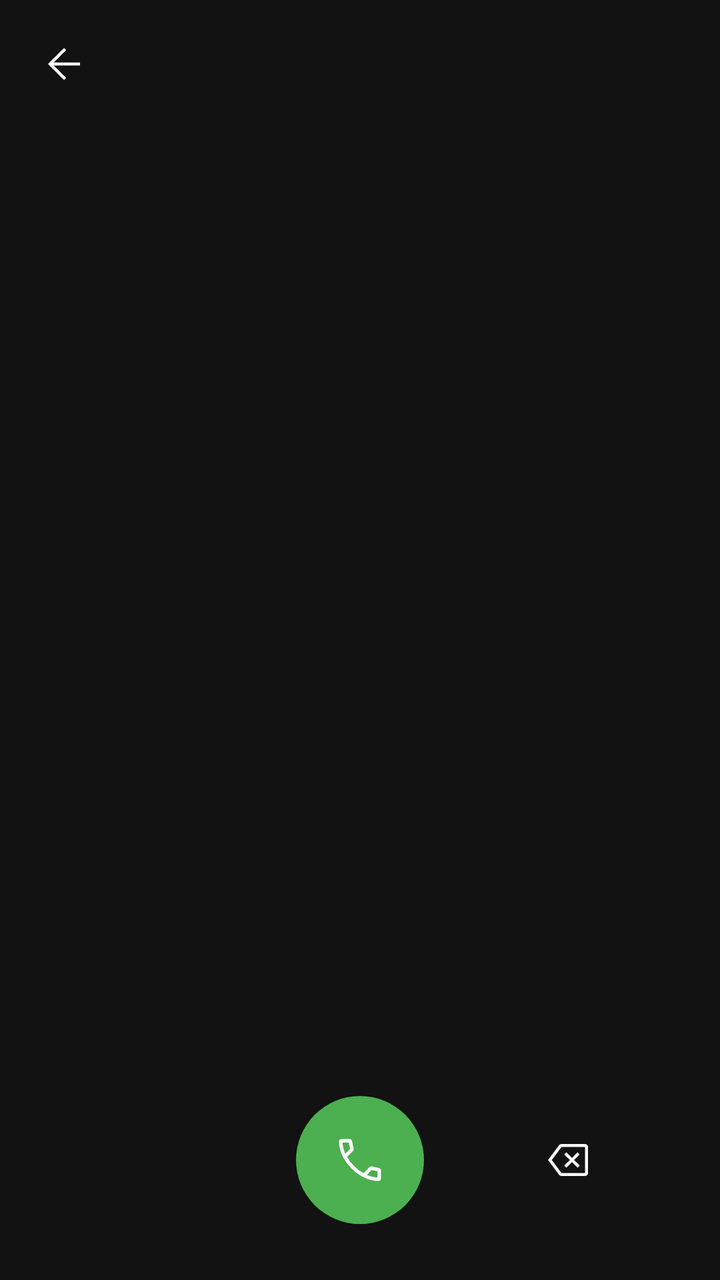
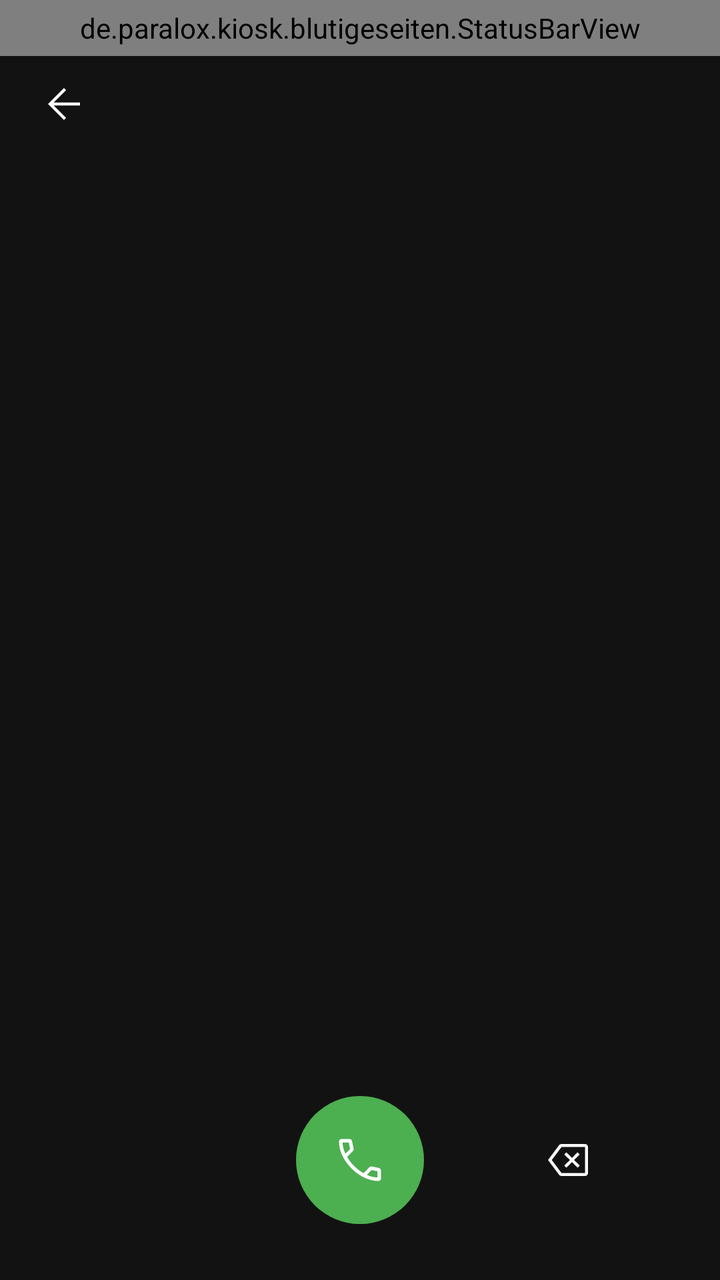

The first picture is an Android layout as it rendered before a commit; the second is the same layout after the commit. The layout source and the unified diff follow.
<!-- AndroidManifest.xml: application theme Theme.BlutigeSeitenKiosk -->
<!-- res/layout/activity_call.xml -->
<?xml version="1.0" encoding="utf-8"?>
<LinearLayout xmlns:android="http://schemas.android.com/apk/res/android"
    xmlns:app="http://schemas.android.com/apk/res-auto"
    android:layout_width="match_parent"
    android:layout_height="match_parent"
    android:background="#121212"
    android:orientation="vertical">

    
    <ImageButton
        android:id="@+id/btnBack"
        android:layout_width="48dp"
        android:layout_height="48dp"
        android:layout_marginStart="8dp"
        android:layout_marginTop="8dp"
        android:padding="12dp"
        android:scaleType="fitCenter"
        android:background="?android:attr/selectableItemBackgroundBorderless"
        android:src="@drawable/ic_back"
        android:contentDescription="@string/cd_back" />

    
    <TextView
        android:id="@+id/numberDisplay"
        android:layout_width="match_parent"
        android:layout_height="0dp"
        android:layout_weight="1"
        android:gravity="center"
        android:text=""
        android:textColor="#FFFFFF"
        android:textSize="38sp"
        android:letterSpacing="0.05"
        android:minHeight="1dp" />

    
    <Space android:layout_width="match_parent" android:layout_height="24dp" />
    <LinearLayout
        android:id="@+id/dialPad"
        android:layout_width="match_parent"
        android:layout_height="wrap_content"
        android:orientation="vertical"
        android:layout_marginStart="24dp"
        android:layout_marginEnd="24dp" />

    
    <LinearLayout
        android:layout_width="match_parent"
        android:layout_height="wrap_content"
        android:orientation="horizontal"
        android:layout_marginStart="24dp"
        android:layout_marginEnd="24dp"
        android:paddingTop="20dp"
        android:paddingBottom="28dp">

        <FrameLayout
            android:layout_width="0dp"
            android:layout_height="wrap_content"
            android:layout_weight="1" />

        <FrameLayout
            android:layout_width="0dp"
            android:layout_height="wrap_content"
            android:layout_weight="1"
            android:layout_gravity="center_vertical">
            <ImageButton
                android:id="@+id/btnDial"
                android:layout_width="64dp"
                android:layout_height="64dp"
                android:layout_gravity="center"
                android:padding="18dp"
                android:scaleType="fitCenter"
                android:background="@drawable/call_button_background"
                android:src="@drawable/ic_call"
                android:contentDescription="@string/cd_call_button" />
        </FrameLayout>

        <FrameLayout
            android:layout_width="0dp"
            android:layout_height="wrap_content"
            android:layout_weight="1"
            android:layout_gravity="center_vertical">
            <ImageButton
                android:id="@+id/btnClear"
                android:layout_width="48dp"
                android:layout_height="48dp"
                android:layout_gravity="center"
                android:padding="12dp"
                android:scaleType="fitCenter"
                android:background="?android:attr/selectableItemBackgroundBorderless"
                android:src="@drawable/ic_backspace"
                android:contentDescription="@string/cd_delete" />
        </FrameLayout>

    </LinearLayout>

</LinearLayout>
<!-- resources referenced by this layout -->
<resources>
  <!-- drawable call_button_background (drawable) -->
  <?xml version="1.0" encoding="utf-8"?>
  <shape xmlns:android="http://schemas.android.com/apk/res/android"
      android:shape="oval">
      <solid android:color="#4CAF50" />
  </shape>
  <!-- drawable ic_back (drawable) -->
  <?xml version="1.0" encoding="utf-8"?>
  <vector xmlns:android="http://schemas.android.com/apk/res/android"
      android:width="24dp"
      android:height="24dp"
      android:viewportWidth="960"
      android:viewportHeight="960">
      <group android:translateY="960">
          <path
              android:fillColor="#FFFFFF"
              android:pathData="m274,-450 248,248 -42,42 -320,-320 320,-320 42,42 -248,248h526v60H274Z" />
      </group>
  </vector>
  <!-- drawable ic_backspace (drawable) -->
  <?xml version="1.0" encoding="utf-8"?>
  <vector xmlns:android="http://schemas.android.com/apk/res/android"
      android:width="24dp"
      android:height="24dp"
      android:viewportWidth="960"
      android:viewportHeight="960">
      <group android:translateY="960">
          <path
              android:fillColor="#FFFFFF"
              android:pathData="m448,-326 112,-112 112,112 43,-43 -113,-111 111,-111 -43,-43 -110,112 -112,-112 -43,43 113,111 -113,111 43,43Zm-98,166q-14.25,0 -27,-6.38 -12.75,-6.37 -21,-17.62L80,-480l221,-296q8.25,-11.25 21,-17.63 12.75,-6.37 27,-6.37h472q24.75,0 42.38,17.62Q881,-764.75 881,-740v520q0,24.75 -17.62,42.37Q845.75,-160 821,-160H350ZM155,-480l195,260h471v-520H350L155,-480Zm431,0Z" />
      </group>
  </vector>
  <!-- drawable ic_call (drawable) -->
  <?xml version="1.0" encoding="utf-8"?>
  <vector xmlns:android="http://schemas.android.com/apk/res/android"
      android:width="24dp"
      android:height="24dp"
      android:viewportWidth="960"
      android:viewportHeight="960">
      <group android:translateY="960">
          <path
              android:fillColor="#FFFFFF"
              android:pathData="M795,-120q-116,0 -236.5,-56T335,-335Q232,-438 176,-558.5T120,-795q0,-19.29 12.86,-32.14Q145.71,-840 165,-840h140q14,0 24,10t14,25l26.93,125.64Q372,-665 369.5,-653.5t-10.73,19.73L259,-533q26,44 55,82t64,72q37,38 78,69.5t86,55.5l95,-98q10,-11 23.15,-15 13.15,-4 25.85,-2l119,26q15,4 25,16.04 10,12.05 10,26.96v135q0,19.29 -12.86,32.14Q814.29,-120 795,-120ZM229,-588l81,-82 -23,-110H180q2,42 13.5,88.5T229,-588Zm369,363q41,19 89,31t93,14v-107l-103,-21 -79,83ZM229,-588Zm369,363Z" />
      </group>
  </vector>
  <string name="cd_back">Zurück</string>
  <string name="cd_call_button">Anrufen</string>
  <string name="cd_delete">Löschen</string>
  <style name="Theme.BlutigeSeitenKiosk" parent="Theme.Material3.Dark.NoActionBar">
          <item name="android:windowBackground">@color/background</item>
          <item name="colorPrimary">@color/accent</item>
          <item name="android:statusBarColor">@color/background</item>
          <item name="android:navigationBarColor">@color/background</item>
      </style>
  <color name="background">#121212</color>
  <color name="accent">#B71C1C</color>
</resources>

<!-- the commit's change to res/layout/activity_call.xml (unified diff, before → after) -->
@@ -7,12 +7,17 @@
     android:orientation="vertical">
 
     
+    <de.paralox.kiosk.blutigeseiten.StatusBarView
+        android:layout_width="match_parent"
+        android:layout_height="28dp" />
+
+    
     <ImageButton
         android:id="@+id/btnBack"
         android:layout_width="48dp"
         android:layout_height="48dp"
         android:layout_marginStart="8dp"
-        android:layout_marginTop="8dp"
+        android:layout_marginTop="0dp"
         android:padding="12dp"
         android:scaleType="fitCenter"
         android:background="?android:attr/selectableItemBackgroundBorderless"
